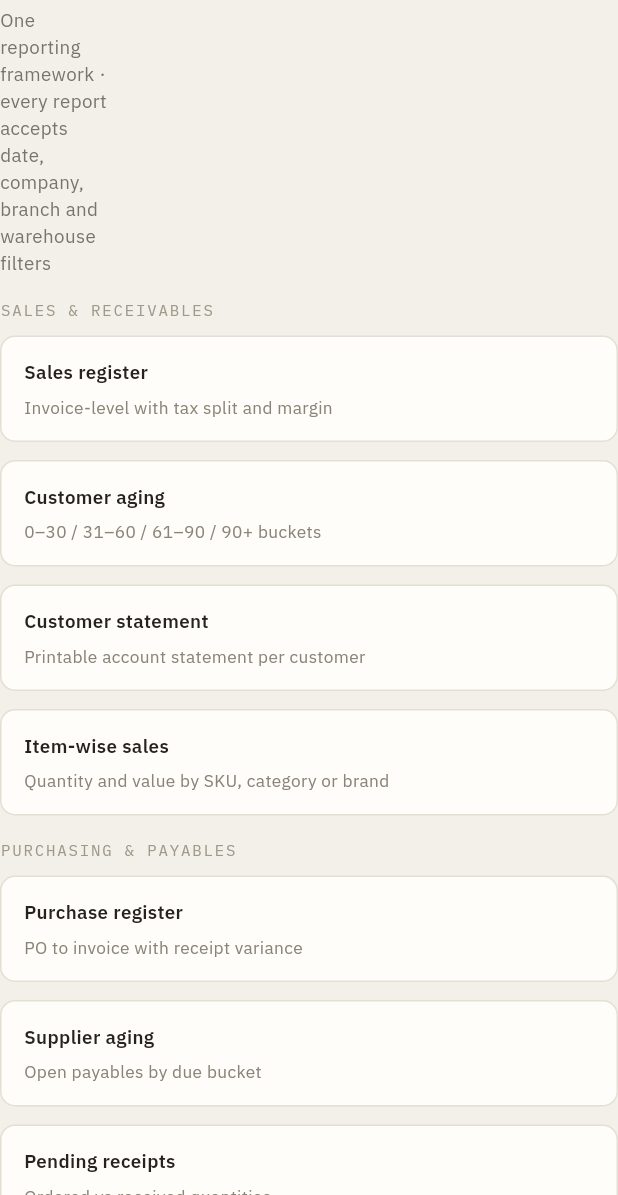
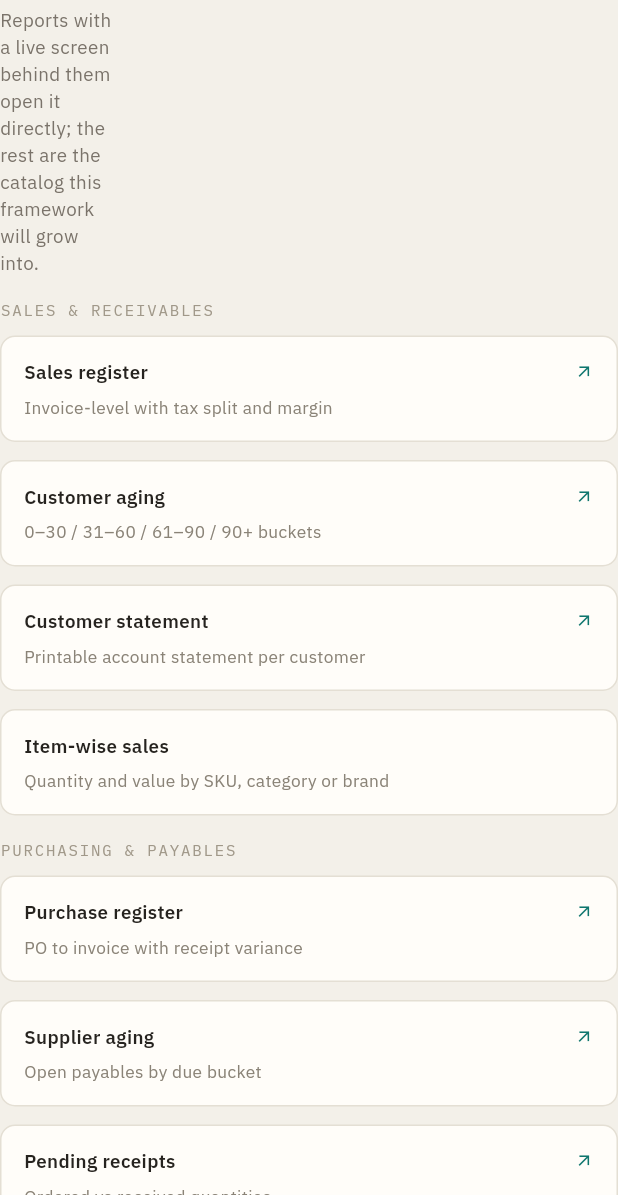
Before and after one commit to tamil07dhoni07/OfflineERP, a Flutter app: the ReportsScreen widget shown alone on an empty page, opened directly, on a phone screen of 412 x 824 dp, the part 41-1236 px from its top. Run offline on Flutter 3.47's test engine with Material 3 defaults, Android fonts, the phone set to English and light mode, and no system bars; our stand-ins replace csv, drift, drift_flutter, flutter_riverpod, go_router, pdf and 2 more; accounts and stored records are empty; generated files the repository leaves out were written again.

Commit message:
Wire up System group: editable Company profile, live Reports links
- Company Setup's "Company" section (legal name, GSTIN, PAN, state) is now
  editable — the one section that's genuinely a single real row, versus
  the other sections (numbering sequences, tax config, FY periods) which
  stay informational, matching original design fidelity, since editing
  those safely needs their own dedicated features this pass doesn't cover.
  Also fixed a stale "210k iterations" label left over from the login
  perf fix (now 120k).
- Reports: tiles that have a real live screen behind them (Trial Balance,
  Sales Invoices, Customers, Suppliers, Stock, GRN, PO, GSTR-1, Ledger,
  Attendance, Leave, Payroll) now navigate there on click; the rest stay
  inert rather than pretending to run a report that doesn't exist.
- Audit Log and License & Devices were already live/correct as-is —
  audit logs are intentionally append-only (no edit/delete, that's the
  whole point of an audit trail), and License & Devices is genuinely
  blocked on the Firebase control-plane work still to come.
- 3 new MasterDataRepository tests (company edit, customer soft-delete
  survives as a row, product edit preserves its id).

Co-Authored-By: Claude Sonnet 5 <noreply@anthropic.com>
Claude-Session: https://claude.ai/code/session_01C3th2rzZaXEoq3KDKazTbT

```diff
--- a/app/lib/features/reports/reports_screen.dart
+++ b/app/lib/features/reports/reports_screen.dart
@@ -1,4 +1,5 @@
 import 'package:flutter/material.dart';
+import 'package:go_router/go_router.dart';
 
 import '../../core/theme/app_colors.dart';
 import '../../core/theme/app_text.dart';
@@ -6,9 +7,15 @@ import '../../shared/widgets/adaptive.dart';
 import '../../shared/widgets/cards.dart';
 
 class _Report {
-  const _Report(this.name, this.description);
+  const _Report(this.name, this.description, {this.route});
   final String name;
   final String description;
+
+  /// Where this report actually lives right now. Only reports backed by a
+  /// real live screen get one — the rest are catalog entries describing
+  /// what the reporting framework would eventually cover, same as the
+  /// original design; clicking them does nothing rather than pretending.
+  final String? route;
 }
 
 class _ReportGroup {
@@ -19,37 +26,37 @@ class _ReportGroup {
 
 const _groups = [
   _ReportGroup('SALES & RECEIVABLES', [
-    _Report('Sales register', 'Invoice-level with tax split and margin'),
-    _Report('Customer aging', '0–30 / 31–60 / 61–90 / 90+ buckets'),
-    _Report('Customer statement', 'Printable account statement per customer'),
+    _Report('Sales register', 'Invoice-level with tax split and margin', route: '/invoices'),
+    _Report('Customer aging', '0–30 / 31–60 / 61–90 / 90+ buckets', route: '/customers'),
+    _Report('Customer statement', 'Printable account statement per customer', route: '/customers'),
     _Report('Item-wise sales', 'Quantity and value by SKU, category or brand'),
   ]),
   _ReportGroup('PURCHASING & PAYABLES', [
-    _Report('Purchase register', 'PO to invoice with receipt variance'),
-    _Report('Supplier aging', 'Open payables by due bucket'),
-    _Report('Pending receipts', 'Ordered vs received quantities'),
+    _Report('Purchase register', 'PO to invoice with receipt variance', route: '/po'),
+    _Report('Supplier aging', 'Open payables by due bucket', route: '/suppliers'),
+    _Report('Pending receipts', 'Ordered vs received quantities', route: '/grn'),
     _Report('Price variance', 'PO rate against invoice rate'),
   ]),
   _ReportGroup('INVENTORY', [
-    _Report('Stock summary', 'On hand, reserved and available by warehouse'),
-    _Report('Stock movement', 'Full in/out ledger per SKU'),
-    _Report('Valuation report', 'Moving average and closing value'),
+    _Report('Stock summary', 'On hand, reserved and available by warehouse', route: '/stock'),
+    _Report('Stock movement', 'Full in/out ledger per SKU', route: '/stock'),
+    _Report('Valuation report', 'Moving average and closing value', route: '/stock'),
     _Report('Batch & expiry', 'Ageing batches and near-expiry stock'),
   ]),
   _ReportGroup('FINANCE & TAX', [
-    _Report('Trial balance', 'Any date, any level of the account tree'),
+    _Report('Trial balance', 'Any date, any level of the account tree', route: '/tb'),
     _Report('Profit & loss', 'Period comparison with variance'),
     _Report('Balance sheet', 'As at date, schedule-wise'),
-    _Report('Cash & bank book', 'Daily balances and reconciliation'),
-    _Report('GSTR-1 / 3B', 'Return-ready summaries and JSON export'),
+    _Report('Cash & bank book', 'Daily balances and reconciliation', route: '/ledger'),
+    _Report('GSTR-1 / 3B', 'Return-ready summaries and JSON export', route: '/gstr1'),
     _Report('HSN summary', 'Rate-wise outward supply by HSN'),
     _Report('TDS summary', 'Deductions by section and deductee'),
     _Report('Expense analysis', 'Category-wise with approval trail'),
   ]),
   _ReportGroup('PEOPLE', [
-    _Report('Attendance register', 'Daily and monthly muster'),
-    _Report('Payroll register', 'Gross to net with statutory heads'),
-    _Report('Leave balance', 'Accrued, used and encashable'),
+    _Report('Attendance register', 'Daily and monthly muster', route: '/attendance'),
+    _Report('Payroll register', 'Gross to net with statutory heads', route: '/payroll'),
+    _Report('Leave balance', 'Accrued, used and encashable', route: '/leave'),
     _Report('Salary slip', 'Printable per employee per period'),
   ]),
 ];
@@ -74,7 +81,7 @@ class ReportsScreen extends StatelessWidget {
                     Text('Reports', style: AppText.sans(size: 19, weight: FontWeight.w600, letterSpacing: -0.4)),
                     const SizedBox(height: 4),
                     Text(
-                      'One reporting framework · every report accepts date, company, branch and warehouse filters',
+                      'Reports with a live screen behind them open it directly; the rest are the catalog this framework will grow into.',
                       style: AppText.sans(size: 12.5, color: AppColors.mutedInk),
                     ),
                   ],
@@ -126,25 +133,34 @@ class _ReportTileState extends State<_ReportTile> {
 
   @override
   Widget build(BuildContext context) {
+    final live = widget.report.route != null;
     return MouseRegion(
-      cursor: SystemMouseCursors.click,
+      cursor: live ? SystemMouseCursors.click : SystemMouseCursors.basic,
       onEnter: (_) => setState(() => _hover = true),
       onExit: (_) => setState(() => _hover = false),
+      child: GestureDetector(
+        onTap: live ? () => context.go(widget.report.route!) : null,
         child: SectionCard(
           padding: const EdgeInsets.symmetric(horizontal: 14, vertical: 13),
           child: Container(
-          decoration: BoxDecoration(border: Border.all(color: _hover ? AppColors.accent : Colors.transparent)),
+            decoration: BoxDecoration(border: Border.all(color: _hover && live ? AppColors.accent : Colors.transparent)),
             child: Column(
               crossAxisAlignment: CrossAxisAlignment.start,
               mainAxisSize: MainAxisSize.min,
               children: [
-              Text(widget.report.name, style: AppText.sans(size: 12.5, weight: FontWeight.w600)),
+                Row(
+                  children: [
+                    Expanded(child: Text(widget.report.name, style: AppText.sans(size: 12.5, weight: FontWeight.w600))),
+                    if (live) const Icon(Icons.arrow_outward, size: 13, color: AppColors.accent),
+                  ],
+                ),
                 const SizedBox(height: 6),
                 Text(widget.report.description, style: AppText.sans(size: 11.5, color: AppColors.mutedSoft, height: 1.5)),
               ],
             ),
           ),
         ),
+      ),
     );
   }
 }
```
Also changed, not shown: app/lib/core/database/repositories/master_data_repository.dart (+20 -0 lines), app/lib/features/company/company_screen.dart (+45 -3 lines), 1 other file. Lines whose indentation alone changed are shown as unchanged.
